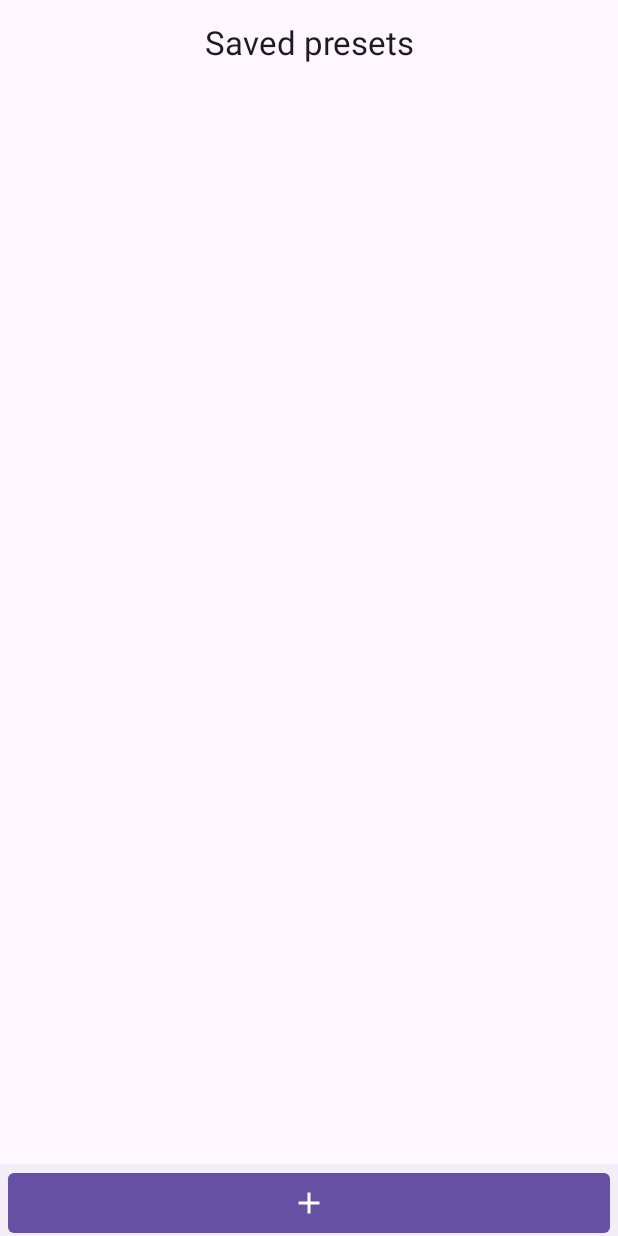
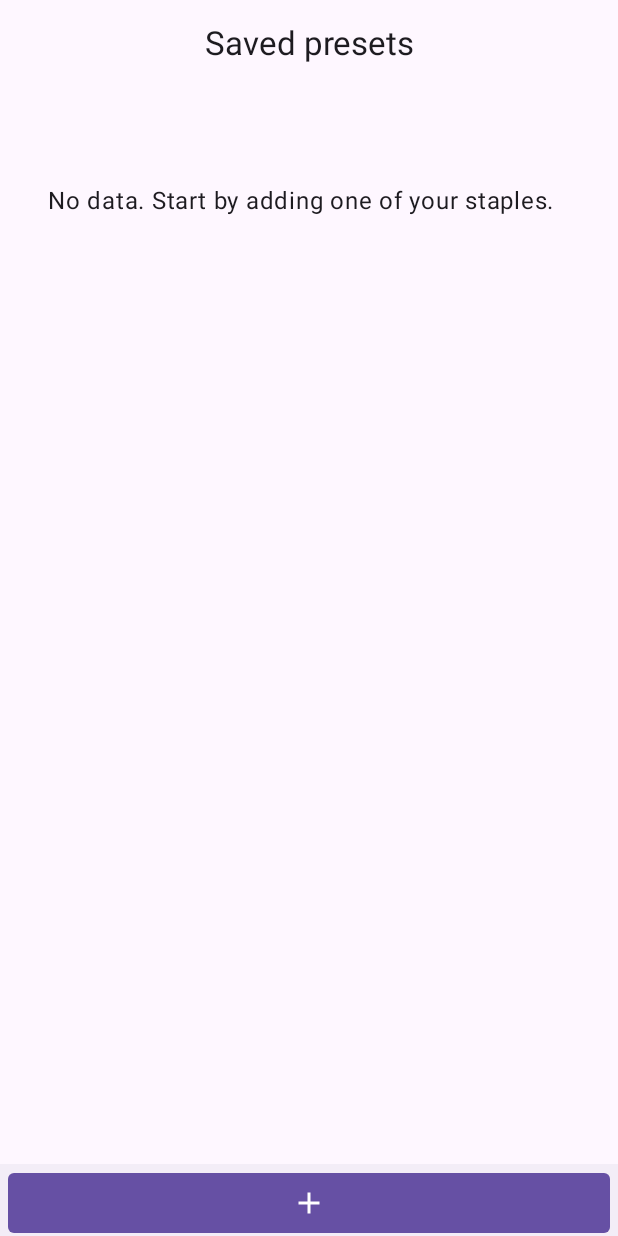
Before and after one commit to stacyjacks/ProCo, an Android app built with Jetpack Compose: the SavedItemsScreen screen opened through its navigation route, on a phone screen of 412 x 824 dp. Run offline under Robolectric (Android 15) with nearby library versions, the phone set to English and light mode, and no system bars; our stand-ins replace Dagger/Hilt's generated code; 3 statements that could not run were skipped.

Commit message:
Small fixes and improvements.

```diff
--- a/data/src/main/java/kurmakaeva/anastasia/data/repository/LiveInputRepository.kt
+++ b/data/src/main/java/kurmakaeva/anastasia/data/repository/LiveInputRepository.kt
@@ -23,7 +23,7 @@ class LiveInputRepository @Inject constructor(
     }
 
     override suspend fun deleteInput(inputId: Long) {
-        TODO("Not yet implemented")
+        inputDao.deleteInputById(inputId)
     }
 
     override suspend fun resetAllInput(inputList: List<InputEntity>) {
--- a/ui/src/main/java/kurmakaeva/anastasia/ui/DashboardScreen.kt
+++ b/ui/src/main/java/kurmakaeva/anastasia/ui/DashboardScreen.kt
@@ -1,5 +1,9 @@
 package kurmakaeva.anastasia.ui
 
+import androidx.compose.foundation.ExperimentalFoundationApi
+import androidx.compose.foundation.clickable
+import androidx.compose.foundation.combinedClickable
+import androidx.compose.foundation.interaction.MutableInteractionSource
 import androidx.compose.foundation.layout.Column
 import androidx.compose.foundation.layout.padding
 import androidx.compose.foundation.lazy.grid.GridCells
@@ -22,6 +26,7 @@ import kurmakaeva.anastasia.ui.components.TopBarTitle
 import kurmakaeva.anastasia.ui.theme.ProCoTheme
 import kurmakaeva.anastasia.ui.viewmodel.DashboardViewModel
 
+@OptIn(ExperimentalFoundationApi::class)
 @Composable
 fun DashboardScreen(
     onNavigateToSaved: () -> Unit,
@@ -68,7 +73,14 @@ fun DashboardScreen(
                     items(viewModel.input.size) { index ->
                         Text(
                             text = viewModel.input[index].input.toString(),
-                            modifier = Modifier.padding(horizontal = 32.dp, vertical = 8.dp)
+                            modifier = Modifier
+                                .padding(horizontal = 32.dp, vertical = 8.dp)
+                                .combinedClickable(
+                                    onLongClick = {
+                                        viewModel.deleteSingleEntry(viewModel.input[index].id)
+                                    },
+                                    onClick = {}
+                                )
                         )
                     }
                 }
@@ -86,7 +98,7 @@ fun DashboardScreen(
 
 private fun goalString(current: Float): Int {
     return when {
-        current == 0.0f -> R.string.empty
+        current == 0.0f || current.isNaN() -> R.string.empty
         current < 0.5f -> R.string.progressCheerFirst
         current >= 0.5f && current < 0.75f -> R.string.progressCheerSecond
         current >= 0.75f && current < 1.0f -> R.string.progressCheerThird
--- a/ui/src/main/java/kurmakaeva/anastasia/ui/SavedItemsScreen.kt
+++ b/ui/src/main/java/kurmakaeva/anastasia/ui/SavedItemsScreen.kt
@@ -53,6 +53,15 @@ fun SavedItemsScreen(
                     viewModel = viewModel,
                     paddingValues = it
                 )
+
+                if (viewModel.savedItems.isEmpty()) {
+                    Text(
+                        text = stringResource(id = R.string.savedEmptyState),
+                        modifier = Modifier
+                            .padding(it)
+                            .padding(horizontal = 32.dp, vertical = 64.dp)
+                    )
+                }
             }
         )
     }
@@ -66,11 +75,11 @@ fun SavedList(list: List<SavedEntity>, viewModel: SavedItemsViewModel, paddingVa
             .fillMaxWidth()
             .padding(paddingValues)
     ) {
-        items(list.size) { index ->
+        items(list.size, key = { list[it].id }) { index ->
             ItemWithSwipeToDelete(
                 item = list[index],
                 onDelete = {
-                    viewModel.deleteSavedItem(index)
+                    viewModel.deleteSavedItem(list[index].id)
                 }
             ) {
                 Column(modifier = Modifier
@@ -88,7 +97,7 @@ fun SavedList(list: List<SavedEntity>, viewModel: SavedItemsViewModel, paddingVa
                                 style = Typography.bodySmall
                             )
                             Text(
-                                text = it.grams.toString() + " " + stringResource(id = R.string.grams),
+                                text = it.grams.toString() + stringResource(id = R.string.grams),
                                 style = Typography.bodyLarge
                             )
                         }
--- a/ui/src/main/java/kurmakaeva/anastasia/ui/components/SwipeDeleteBackground.kt
+++ b/ui/src/main/java/kurmakaeva/anastasia/ui/components/SwipeDeleteBackground.kt
@@ -26,7 +26,7 @@ fun SwipeDeleteBackground(swipeDismissState: SwipeToDismissBoxState) {
     Box(modifier = Modifier
         .fillMaxSize()
         .background(color)
-        .padding(16.dp),
+        .padding(vertical = 16.dp, horizontal = 28.dp),
         contentAlignment = Alignment.CenterEnd
     ) {
         Icon(
--- a/ui/src/main/java/kurmakaeva/anastasia/ui/viewmodel/DashboardViewModel.kt
+++ b/ui/src/main/java/kurmakaeva/anastasia/ui/viewmodel/DashboardViewModel.kt
@@ -65,4 +65,10 @@ class DashboardViewModel @Inject constructor(
             goalRepository.updateCurrent(GoalDataEntity(0.0f, goal))
         }
     }
+
+    fun deleteSingleEntry(id: Long) {
+        viewModelScope.launch {
+            inputRepository.deleteInput(id)
+        }
+    }
 }
--- a/ui/src/main/java/kurmakaeva/anastasia/ui/viewmodel/SavedItemsViewModel.kt
+++ b/ui/src/main/java/kurmakaeva/anastasia/ui/viewmodel/SavedItemsViewModel.kt
@@ -41,10 +41,10 @@ class SavedItemsViewModel @Inject constructor(
         }
     }
 
-    fun deleteSavedItem(index: Int) {
+    fun deleteSavedItem(id: Long) {
         viewModelScope.launch {
             try {
-                savedRepository.deleteSaved(savedItems[index].id)
+                savedRepository.deleteSaved(id)
             } catch (e: Exception) {
                 e.localizedMessage
             }
--- a/ui/src/main/res/values/strings.xml
+++ b/ui/src/main/res/values/strings.xml
@@ -6,13 +6,14 @@
     <string name="addPresetTitle">New preset</string>
     <string name="addInputTitle">New input</string>
     <string name="dashboardEmptyState">No data. Go grab a bite.</string>
+    <string name="savedEmptyState">No data. Start by adding one of your staples.</string>
     <string name="progressCheerFirst">You\'re off to a good start!</string>
     <string name="progressCheerSecond">Nice! Keep going.</string>
     <string name="progressCheerThird">Almost there!</string>
     <string name="progressCheerFinish">Well done! Come back tomorrow.</string>
     <string name="deleteContentDesc">Delete daily data</string>
     <string name="savedName">Name</string>
-    <string name="grams">grams</string>
+    <string name="grams">\u0020grams</string>
     <string name="perDay">per day</string>
     <string name="save">Save</string>
     <string name="add">Add</string>
```
